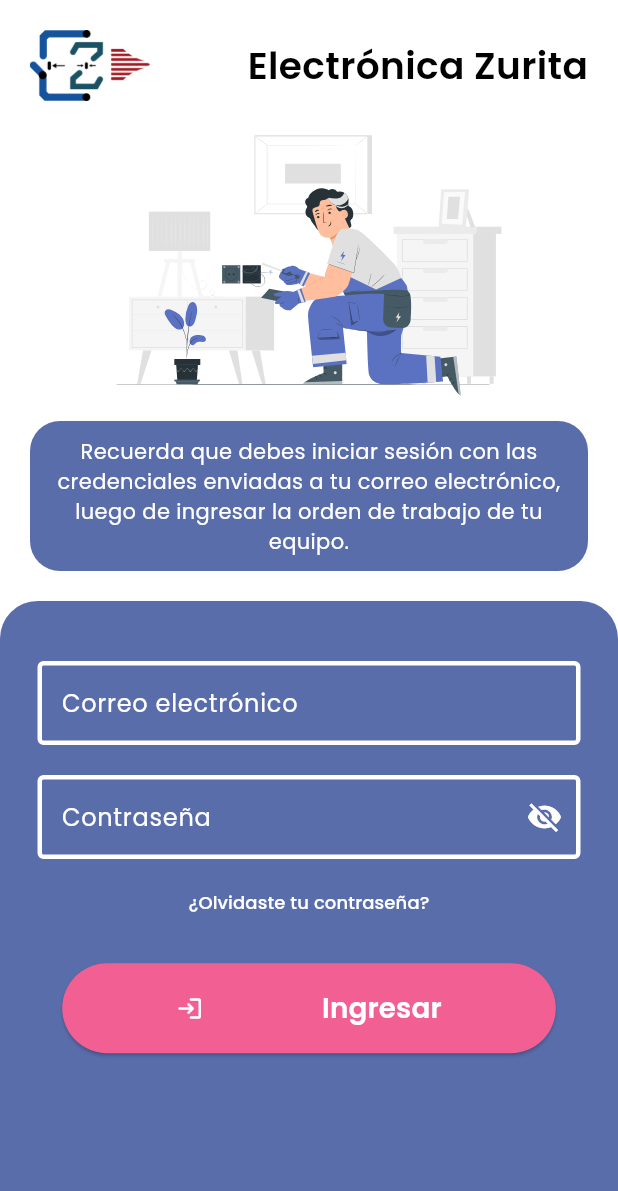
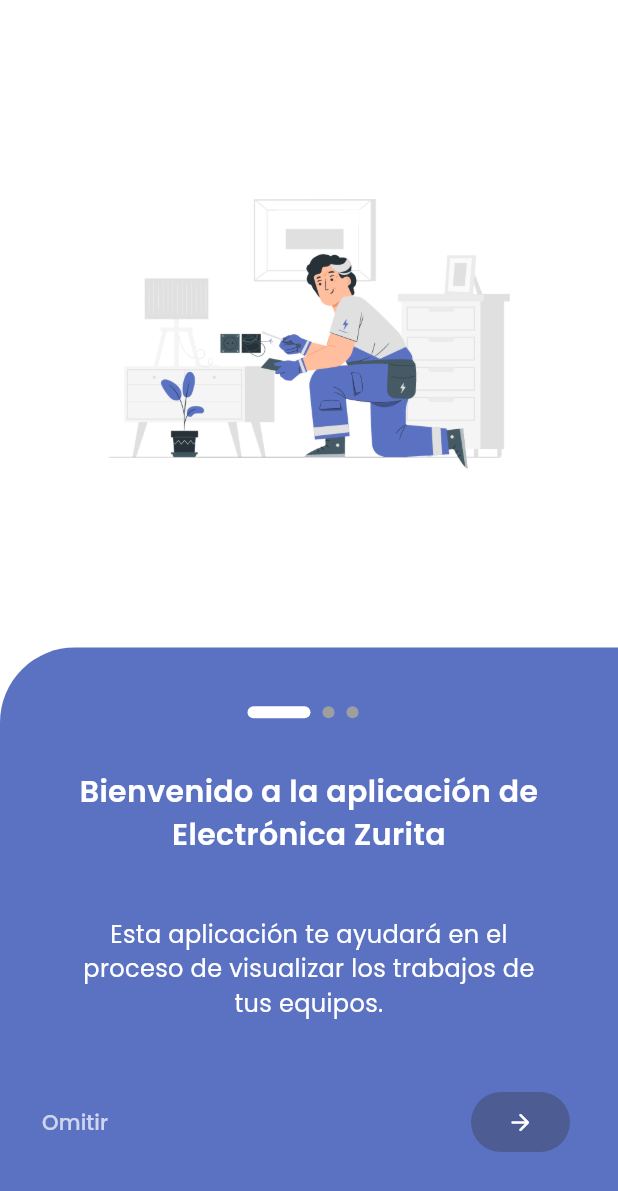
Before and after one commit to bryandelgado99/Electronica-Zurita--Mobile-App, a Flutter app: the screen it shows after launch, on a phone screen of 412 x 824 dp. Shown: the top 1191 px of the screen. Run offline on Flutter 3.47's test engine with Material 3 defaults, Android fonts, the phone set to English and light mode, and no system bars; our stand-ins replace expansion_tile_card, flutter_easyloading, flutter_svg, google_nav_bar, shared_preferences, webview_flutter; missing offline and left inert: social_media_buttons.

Commit message:
Extra: Se ha agregado un onBoardScreen como decoración de la aplicación,a demás de ser un complemento para explciar el giro del negocio.

```diff
--- a/lib/app/components/app_colors.dart
+++ b/lib/app/components/app_colors.dart
@@ -7,13 +7,4 @@
   static const contrastColor = Color(0xFF5A6DAB);
   static const bgColor = Colors.white;
   static const textColor = Colors.black;
-
-  static const gradientbg = LinearGradient(
-    colors: [
-      primaryColor,
-      secondaryColor
-    ],
-    begin: Alignment.topRight,
-    end: Alignment.bottomLeft
-  );
 }
--- a/lib/app/components/social_Buttons.dart
+++ b/lib/app/components/social_Buttons.dart
@@ -41,7 +41,7 @@
 }
 
 Widget faceLink() {
-  final Uri url = Uri.parse('https://www.facebook.com/share/cLKEzog27R6XbtNz/?mibextid=qi2Omg');
+  final Uri url = Uri.parse('https://www.facebook.com/profile.php?id=100083414747442');
 
   return Link(
     uri: url,
--- /dev/null
+++ b/lib/app/views/onBoarding/onBoarding_Screen.dart
@@ -0,0 +1,146 @@
+import 'package:electronica_zurita/app/components/app_colors.dart';
+import 'package:electronica_zurita/app/views/onBoarding/pageElement.dart';
+import 'package:electronica_zurita/utilities/navigator_rules.dart';
+import 'package:flutter/material.dart';
+import 'package:shared_preferences/shared_preferences.dart';
+
+import '../Login.dart';
+
+class OnBoardScreen extends StatefulWidget {
+  const OnBoardScreen({super.key});
+
+  @override
+  State<OnBoardScreen> createState() => _OnBoardScreenState();
+}
+
+class _OnBoardScreenState extends State<OnBoardScreen> {
+  int _activePage = 0;
+
+  final PageController _pageController = PageController();
+
+  void _onNextPage() {
+    if (_activePage < _views.length - 1) {
+      _pageController.nextPage(
+        duration: Duration(milliseconds: 300),
+        curve: Curves.linear,
+      );
+    }
+    else {
+      finishOnBoarding(context);
+    }
+  }
+
+
+  List<Widget> get _views => [
+    page_One(_onNextPage),
+    page_Two(_onNextPage),
+    page_Three(_onNextPage),
+  ];
+
+  @override
+  Widget build(BuildContext context) {
+    return Scaffold(
+      body: Stack(
+        children: [
+          PageView.builder(
+            controller: _pageController,
+            onPageChanged: (int page) {
+              setState(() {
+                _activePage = page;
+              });
+            },
+            itemCount: _views.length,
+            itemBuilder: (BuildContext context, int index) {
+              return _views[index];
+            },
+          ),
+          Positioned(
+            top: MediaQuery.of(context).size.height/1.75,
+            right: 0,
+            left: 0,
+            child: Column(
+              children: [
+                Row(
+                  children: _buildIndicator(),
+                  mainAxisAlignment: MainAxisAlignment.center,
+                )
+              ],
+            ),
+          )
+        ],
+      ),
+    );
+  }
+
+  List<Widget> _buildIndicator() {
+    final indicators = <Widget>[];
+
+    for (var i = 0; i < _views.length; i++) {
+      if (_activePage == i) {
+        indicators.add(_indicatorsTrue());
+      } else {
+        indicators.add(_indicatorsFalse());
+      }
+    }
+    return indicators;
+  }
+
+  Widget _indicatorsTrue(){
+    return AnimatedContainer(
+      duration: Duration(microseconds: 300),
+      height: 8,
+      width: 42,
+      margin: const EdgeInsets.only(right: 8),
+      decoration: BoxDecoration(
+          borderRadius: BorderRadius.all(Radius.circular(50)),
+          color: Colors.white
+      ),
+    );
+  }
+  Widget _indicatorsFalse(){
+    return AnimatedContainer(
+      duration: Duration(microseconds: 300),
+      height: 8,
+      width: 8,
+      margin: const EdgeInsets.only(right: 8),
+      decoration: BoxDecoration(
+          borderRadius: BorderRadius.all(Radius.circular(50)),
+          color: Colors.grey
+      ),
+    );
+  }
+
+}
+
+Widget page_One(VoidCallback onNextPage) {
+  return pageElement(
+    title: "Bienvenido a la aplicación de Electrónica Zurita",
+    description: "Esta aplicación te ayudará en el proceso de visualizar los trabajos de tus equipos.",
+    isSkipped: true,
+    path: 'assets/images/electrician.png',
+    onTab: onNextPage,
+    color: AppColors.primaryColor,
+  );
+}
+
+Widget page_Two(VoidCallback onNextPage) {
+  return pageElement(
+    title: "Visualiza el estado de tus equipos",
+    description: "Enterate del proceso del servicio de tus equipos. Recibirás un correo electrónico cada que se actualice un trabajo.",
+    isSkipped: true,
+    path: "assets/images/mail.png",
+    onTab: onNextPage,
+    color: AppColors.secondaryColor,
+  );
+}
+
+Widget page_Three(VoidCallback onNextPage) {
+  return pageElement(
+    title: "Observa las proformas de reparación",
+    description: "Conoce el presupuesto de las proformas de reparación de tus equipos, el tipo de repuestos y su precio.",
+    isSkipped: false,
+    path: "assets/images/undraw_Receipt_re_fre3.png",
+    onTab: onNextPage,
+    color: AppColors.contrastColor,
+  );
+}
--- /dev/null
+++ b/lib/app/views/onBoarding/pageElement.dart
@@ -0,0 +1,116 @@
+import 'package:electronica_zurita/utilities/navigator_rules.dart';
+import 'package:flutter/material.dart';
+
+class pageElement extends StatefulWidget {
+  const pageElement({super.key, required this.title, required this.description, required this.isSkipped, required this.path, required this.onTab, required this.color});
+
+  final Color color;
+  final String title;
+  final String description;
+  final bool isSkipped;
+  final String path;
+  final VoidCallback onTab;
+
+  @override
+  State<pageElement> createState() => _pageElementState();
+}
+
+class _pageElementState extends State<pageElement> {
+
+  bool _isLoading = false;
+
+  void _onNextPressed() async {
+    setState(() {
+      _isLoading = true;
+    });
+
+    await Future.delayed(Duration(seconds: 8));
+
+    setState(() {
+      _isLoading = false;
+    });
+
+    finishOnBoarding(context);
+  }
+
+  @override
+  Widget build(BuildContext context) {
+    return ColoredBox(
+        color: Colors.white,
+        child: Stack(
+          children: [
+            Container(
+              height: MediaQuery.of(context).size.height/1.85,
+              decoration: BoxDecoration(
+                image: DecorationImage(
+                  image: AssetImage(widget.path),
+                  scale: 2.5
+                )
+              ),
+            ),
+            Positioned(
+                bottom: 0,
+                right: 0,
+                left: 0,
+                child: Container(
+                  height: MediaQuery.of(context).size.height/2.1,
+                 decoration: BoxDecoration(
+                   borderRadius: BorderRadius.only(
+                     topLeft: Radius.circular(50)
+                   ),
+                   color: widget.color
+                 ),
+                  child: Padding(
+                    padding: EdgeInsets.symmetric(horizontal: 50),
+                    child: Column(
+                      children: [
+                        SizedBox(height: 82),
+                        Text(widget.title, style: TextStyle(fontWeight: FontWeight.w600, color: Colors.white, fontSize: 20), textAlign: TextAlign.center,),
+                        SizedBox(height: 40),
+                        Text(widget.description, style: TextStyle(fontWeight: FontWeight.w300, fontSize: 16, color: Colors.white), textAlign: TextAlign.center)
+                      ],
+                    ),
+                  ),
+              )
+            ),
+            Positioned(
+              bottom: 20,
+              left: 0,
+              right: 0,
+              child: Padding(
+                padding: const EdgeInsets.all(16),
+                child: widget.isSkipped
+                  ? Row(
+                  mainAxisAlignment: MainAxisAlignment.spaceBetween,
+                    children: [
+                    TextButton(onPressed: (){}, child: Text("Omitir", style: TextStyle(color: Colors.white70),)),
+                    GestureDetector(
+                      onTap: widget.onTab,
+                      child: Container(
+                        padding: EdgeInsets.all(16),
+                        child: FilledButton(
+                          onPressed: widget.onTab,
+                          child: Icon(Icons.arrow_forward_rounded, size: 18,),
+                        ),
+                      ),
+                    )
+                  ],
+                )
+                : SizedBox(
+                  height: 46,
+                  child:  _isLoading
+                      ? Center(child: CircularProgressIndicator())
+                      : MaterialButton(
+                    onPressed: _onNextPressed,
+                    child: Text("Siguiente"),
+                    shape: RoundedRectangleBorder(borderRadius:BorderRadius.all( Radius.circular(25))),
+                    color: Colors.amber,
+                  ),
+                )
+              )
+            )
+          ],
+        ),
+    );
+  }
+}
--- a/lib/app/views/pages/listPage.dart
+++ b/lib/app/views/pages/listPage.dart
@@ -116,6 +116,8 @@
           ),
           Padding(
             padding: const EdgeInsets.symmetric(horizontal: 8.0, vertical: 8.0),
+            child: SingleChildScrollView(
+              scrollDirection: Axis.horizontal,
               child: Wrap(
                 spacing: 10.0,
                 children: estados.map((estado) {
@@ -131,6 +133,7 @@
                 }).toList(),
               ),
             ),
+          ),
         ],
       ),
     );
--- a/lib/main.dart
+++ b/lib/main.dart
@@ -1,14 +1,20 @@
+import 'package:electronica_zurita/app/views/onBoarding/onBoarding_Screen.dart';
 import 'package:flutter/material.dart';
 import 'package:flutter_easyloading/flutter_easyloading.dart';
 import 'package:provider/provider.dart';
+import 'package:shared_preferences/shared_preferences.dart';
 import 'models/ClienteProvider.dart';
 import 'app/components/app_colors.dart';
 import 'app/views/Login.dart';
 import 'models/equiposProvider.dart';
 
-void main() async{
+void main() async {
+  WidgetsFlutterBinding.ensureInitialized();
 
-  WidgetsFlutterBinding.ensureInitialized();
+  // Obtén la preferencia para saber si se debe mostrar la pantalla de bienvenida
+  final prefs = await SharedPreferences.getInstance();
+  final showOnBoardScreen = prefs.getBool('showOnBoardScreen') ?? true;
+
   runApp(MultiProvider(
     providers: [
       ChangeNotifierProvider(
@@ -18,11 +24,10 @@
         create: (context) => EquipoProvider()..fetchEquipos(),
       ),
     ],
-      child: const MyApp(),
-    ),
-  );
+    child: MyApp(showOnBoardScreen: showOnBoardScreen),
+  ));
+
   configLoading();
-
 }
 
 void configLoading() {
@@ -42,7 +47,9 @@
 }
 
 class MyApp extends StatelessWidget {
-  const MyApp({super.key});
+  final bool showOnBoardScreen;
+
+  const MyApp({super.key, required this.showOnBoardScreen});
 
   @override
   Widget build(BuildContext context) {
@@ -56,11 +63,12 @@
         textTheme: Theme.of(context).textTheme.apply(
           fontFamily: 'Poppins',
           bodyColor: AppColors.textColor,
-              displayColor: AppColors.textColor
+          displayColor: AppColors.textColor,
         ),
-          bottomSheetTheme: const BottomSheetThemeData(backgroundColor: AppColors.contrastColor)
+        bottomSheetTheme: const BottomSheetThemeData(backgroundColor: AppColors.contrastColor),
       ),
-      home: LoginScreen(),
+      // Decide la pantalla de inicio dependiendo del valor de showOnBoardScreen
+      home: showOnBoardScreen ? OnBoardScreen() : LoginScreen(),
       builder: EasyLoading.init(),
     );
   }
--- a/lib/utilities/constants.dart
+++ b/lib/utilities/constants.dart
@@ -4,5 +4,4 @@
 
 const login = "${backend_URL}cliente/login";
 const perfilCliente = "${backend_URL}cliente";
-const proforma = "$backend_URL/proformas/orden";
 const reset_pwsd = "${backend_URL}cliente/recuperar-password";
--- /dev/null
+++ b/lib/utilities/navigator_rules.dart
@@ -0,0 +1,14 @@
+// navigation_helpers.dart
+
+import 'package:electronica_zurita/app/views/Login.dart';
+import 'package:flutter/material.dart';
+import 'package:shared_preferences/shared_preferences.dart';// Asegúrate de importar el archivo donde tienes tu LoginScreen
+
+Future<void> finishOnBoarding(BuildContext context) async {
+  final prefs = await SharedPreferences.getInstance();
+  await prefs.setBool('showOnBoardScreen', false);
+  Navigator.pushReplacement(
+    context,
+    MaterialPageRoute(builder: (context) => LoginScreen()),
+  );
+}
```
Also changed, not shown: assets/images/electrician.png (added), assets/images/mail.png (added), assets/images/undraw_Receipt_re_fre3.png (added), lib/app/views/onBoarding/term_services.dart (added), pubspec.lock. Lines whose indentation alone changed are shown as unchanged.
